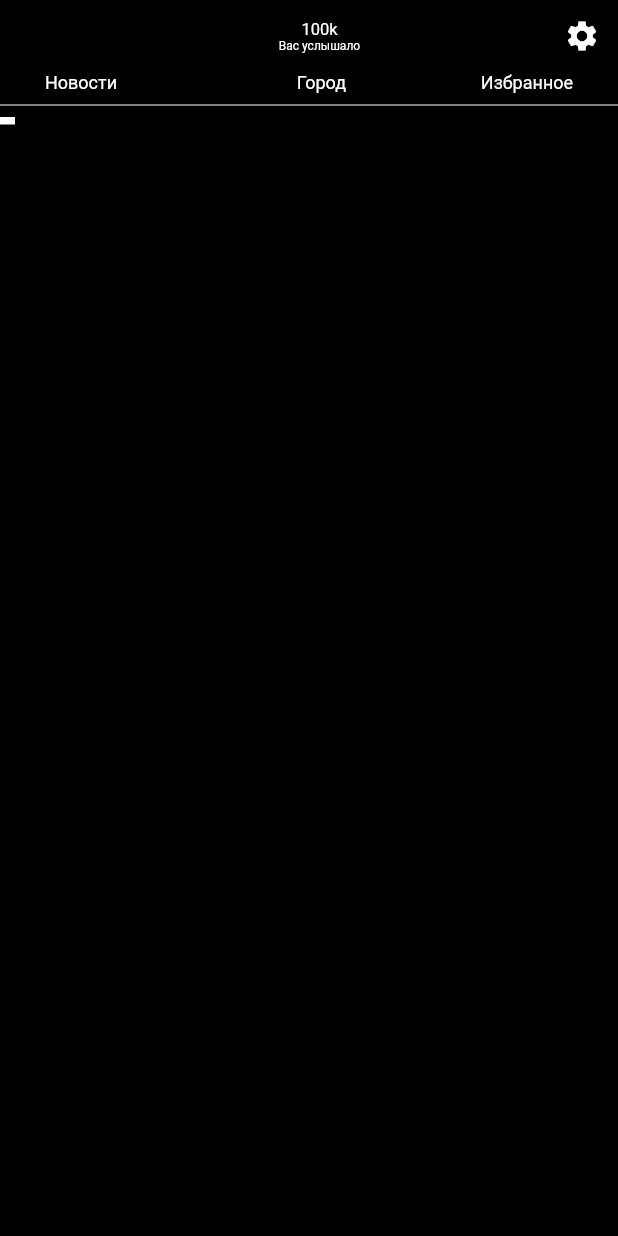
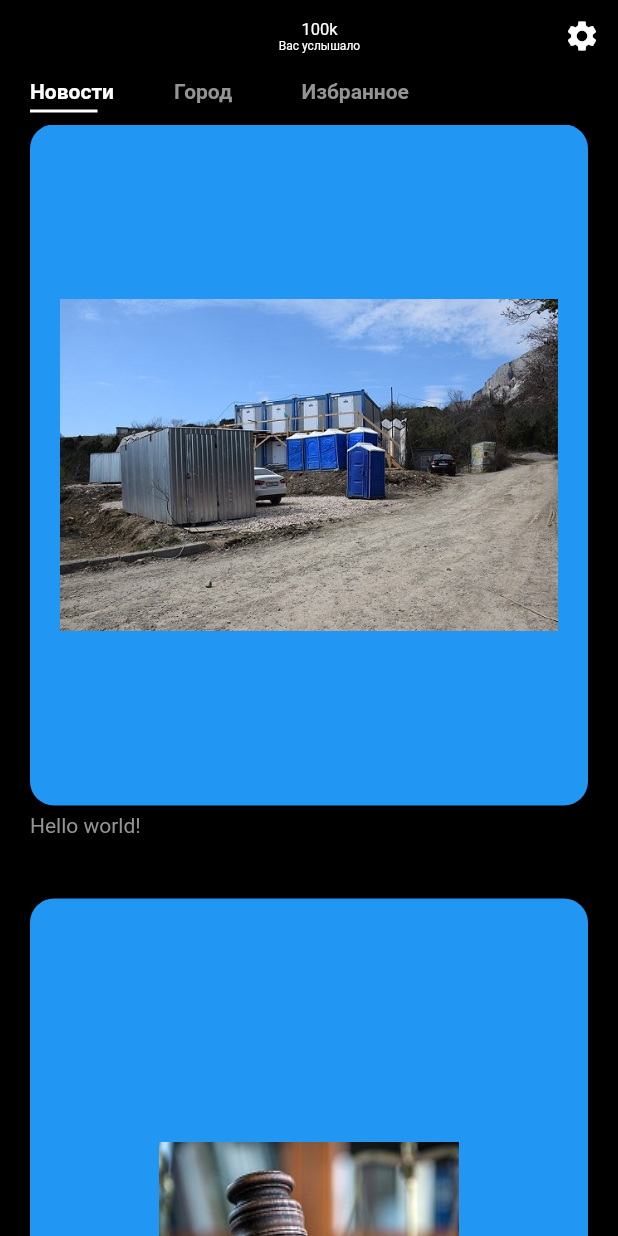
Before and after one commit to KistanovSerhii/ivoices, a Flutter app: the screen it shows after launch, after a tap on the "settings" icon, on a phone screen of 412 x 824 dp. Run offline on Flutter 3.47's test engine with Material 2 defaults, Android fonts, the phone set to English and light mode, and no system bars.

Commit message:
add table

```diff
--- /dev/null
+++ b/lib/CONST.dart
@@ -0,0 +1,6 @@
+import 'package:flutter/material.dart';
+
+const kTextColor = Color(0xFFFFFFFF);
+const kTextLightColor = Color(0xFF959494);
+
+const kDefaultPaddin = 20.0;
--- /dev/null
+++ b/lib/domain/model/voice.dart
@@ -0,0 +1,20 @@
+import 'package:flutter/cupertino.dart';
+
+class Voice {
+  final Image cover;
+  final Image equalizer;
+  final String timeInfo;
+  final Icon statusBtn;
+  final String title;
+  final String comments;
+  final String countListned;
+
+  Voice({this.cover,
+    this.equalizer,
+    this.timeInfo,
+    this.statusBtn,
+    this.title,
+    this.comments,
+    this.countListned
+  });
+}
--- a/lib/presentation/home/body.dart
+++ /dev/null
@@ -1,60 +0,0 @@
-import 'package:flutter/material.dart';
-
-Widget homeBody () {
-  return Column(
-    children: [
-      homeAppBar(),
-      homeFilterBar(),
-      Divider(color: Colors.white,),
-      filterSelector(),
-    ],
-  );
-}
-
-
-Widget homeAppBar() {
-  return Row(
-    children: [
-      Spacer(flex: 3,),
-      Center(child: appBarUserExperience()),
-      Spacer(flex: 2,),
-      IconButton(icon: Icon(Icons.settings), color: Colors.white, onPressed: () => {})
-    ],
-  );
-}
-
-Widget appBarUserExperience() {
-  return Column(
-        mainAxisAlignment: MainAxisAlignment.center,
-        children: [
-          Text("100k", style: TextStyle(fontSize: 11.0, color: Colors.white),),
-          Text("Вас услышало", style: TextStyle(fontSize: 8.0, color: Colors.white),),
-        ],
-      );
-}
-
-Widget homeFilterBar() {
-  return Container(
-    child: Row(
-      children: [
-        Spacer(flex: 1,),
-        Text("Новости", style: TextStyle(fontSize: 12.0, color: Colors.white),),
-        Spacer(flex: 4,),
-        Text("Город", style: TextStyle(fontSize: 12.0, color: Colors.white),),
-        Spacer(flex: 3,),
-        Text("Избранное", style: TextStyle(fontSize: 12.0, color: Colors.white),),
-        Spacer(),
-      ],
-    ),
-  );
-}
-
-Widget filterSelector() {
-  return Row(
-    children: [
-      Container(height: 5.0, width: 10.0, color: Colors.white,),
-      Container(height: 5.0, color: Colors.black,),
-      Container(height: 5.0, color: Colors.blue,),
-    ],
-  );
-}
--- /dev/null
+++ b/lib/presentation/home/components/body.dart
@@ -0,0 +1,37 @@
+import 'package:flutter/material.dart';
+import 'package:storyteller/presentation/home/components/catehorries.dart';
+import 'package:storyteller/presentation/home/components/table.dart';
+
+class HomeBody extends StatelessWidget {
+  @override
+  Widget build(BuildContext context) {
+    return Column(
+      children: [
+        homeAppBarWidget(),
+        Categories(),
+        table(),
+      ],
+    );
+  }
+}
+
+Widget homeAppBarWidget() {
+  return Row(
+    children: [
+      Spacer(flex: 3,),
+      Center(child: appBarUserExperience()),
+      Spacer(flex: 2,),
+      IconButton(icon: Icon(Icons.settings), color: Colors.white, onPressed: () => {})
+    ],
+  );
+}
+
+Widget appBarUserExperience() {
+  return Column(
+        mainAxisAlignment: MainAxisAlignment.center,
+        children: [
+          Text("100k", style: TextStyle(fontSize: 11.0, color: Colors.white),),
+          Text("Вас услышало", style: TextStyle(fontSize: 8.0, color: Colors.white),),
+        ],
+      );
+}
--- /dev/null
+++ b/lib/presentation/home/components/catehorries.dart
@@ -0,0 +1,58 @@
+import 'package:flutter/material.dart';
+import 'package:storyteller/CONST.dart';
+
+class Categories extends StatefulWidget {
+  @override
+  _CategoriesState createState() => _CategoriesState();
+}
+
+class _CategoriesState extends State<Categories> {
+  List<String> categories = ["Новости", "Город", "Избранное"];
+  int selectedIndex = 0;
+
+  @override
+  Widget build(BuildContext context) {
+    return Padding(
+      padding: const EdgeInsets.symmetric(vertical: 5),
+      child: SizedBox(
+        height: 25,
+        child: ListView.builder(
+          scrollDirection: Axis.horizontal,
+          itemCount: categories.length,
+          itemBuilder: (context, index) => buildCategory(index),
+        ),
+      ),
+    );
+  }
+
+  Widget buildCategory(int index) {
+    return GestureDetector(
+      onTap: () {
+        setState(() {
+          selectedIndex = index;
+        });
+      },
+      child: Padding(
+        padding: const EdgeInsets.symmetric(horizontal: kDefaultPaddin),
+        child: Column(
+          crossAxisAlignment: CrossAxisAlignment.start,
+          children: <Widget>[
+            Text(
+              categories[index],
+              style: TextStyle(
+                fontWeight: FontWeight.bold,
+                color: selectedIndex == index ? kTextColor : kTextLightColor,
+              ),
+            ),
+            Container(
+              margin: EdgeInsets.only(top: kDefaultPaddin / 5), //top padding 5
+              height: 2,
+              width: 45,
+              color: selectedIndex == index ? Colors.white : Colors.transparent,
+            )
+          ],
+        ),
+      ),
+    );
+  }
+}
--- /dev/null
+++ b/lib/presentation/home/components/table.dart
@@ -0,0 +1,98 @@
+import 'package:flutter/material.dart';
+import 'package:storyteller/CONST.dart';
+import 'package:storyteller/domain/model/voice.dart';
+import 'package:storyteller/presentation/home/components/voice_box.dart';
+
+Widget table() {
+  List<Voice> voices = getVoices();
+
+  return Expanded(
+    child: Padding(
+        padding: const EdgeInsets.symmetric(horizontal: kDefaultPaddin),
+        child: GridView.builder(
+          itemCount: voices.length,
+          gridDelegate: SliverGridDelegateWithFixedCrossAxisCount(
+            crossAxisCount: 1,
+            mainAxisSpacing: kDefaultPaddin,
+            crossAxisSpacing: kDefaultPaddin,
+            childAspectRatio: 0.75,
+          ),
+          itemBuilder: (context, index) =>
+              VoiceBox(
+                  voice: voices[index],
+                  press: () => {} /*
+                      Navigator.push(
+                        context,
+                        MaterialPageRoute(
+                          builder: (context) => DetailsScreen(
+                        product: products[index],
+                        ),
+                      )*/),
+        )),
+  );
+}
+
+
+
+List<Voice> getVoices() {
+  return [
+    new Voice(
+        cover: Image(image: AssetImage('assets/images/cover1.jpg'),),
+        equalizer: Image(image: AssetImage('assets/images/equalizer.png')),
+        timeInfo: "5m",
+        statusBtn: Icon(Icons.access_alarms),
+        title: "Hello world!",
+        comments: "A10k",
+        countListned: "L15K"
+    ),
+
+    new Voice(
+        cover: Image(image: AssetImage('assets/images/cover2.jpg'),),
+        equalizer: Image(image: AssetImage('assets/images/equalizer.png')),
+        timeInfo: "7m",
+        statusBtn: Icon(Icons.access_alarms),
+        title: "Hello world!",
+        comments: "A1k",
+        countListned: "L2K"
+    ),
+
+    new Voice(
+        cover: Image(image: AssetImage('assets/images/cover3.jpg'),),
+        equalizer: Image(image: AssetImage('assets/images/equalizer.png')),
+        timeInfo: "2m",
+        statusBtn: Icon(Icons.access_alarms),
+        title: "Hello world!",
+        comments: "A120",
+        countListned: "L320"
+    ),
+
+    new Voice(
+        cover: Image(image: AssetImage('assets/images/cover1.jpg'),),
+        equalizer: Image(image: AssetImage('assets/images/equalizer.png')),
+        timeInfo: "5m",
+        statusBtn: Icon(Icons.access_alarms),
+        title: "Hello world!",
+        comments: "A75",
+        countListned: "L320"
+    ),
+    new Voice(
+        cover: Image(image: AssetImage('assets/images/cover3.jpg'),),
+        equalizer: Image(image: AssetImage('assets/images/equalizer.png')),
+        timeInfo: "5m",
+        statusBtn: Icon(Icons.access_alarms),
+        title: "Hello world!",
+        comments: "A75",
+        countListned: "L320"
+    ),
+    new Voice(
+        cover: Image(image: AssetImage('assets/images/cover2.jpg'),),
+        equalizer: Image(image: AssetImage('assets/images/equalizer.png')),
+        timeInfo: "5m",
+        statusBtn: Icon(Icons.access_alarms),
+        title: "Hello world!",
+        comments: "A75",
+        countListned: "L320"
+    ),
+
+  ];
+}
--- /dev/null
+++ b/lib/presentation/home/components/voice_box.dart
@@ -0,0 +1,55 @@
+import 'package:flutter/cupertino.dart';
+import 'package:flutter/material.dart';
+import 'package:storyteller/CONST.dart';
+import 'package:storyteller/domain/model/voice.dart';
+
+class VoiceBox extends StatelessWidget {
+  final Voice voice;
+  final Function press;
+  const VoiceBox({
+    Key key,
+    this.voice,
+    this.press,
+  }) : super(key: key);
+
+  @override
+  Widget build(BuildContext context) {
+    return GestureDetector(
+      onTap: press,
+      child: Column(
+        crossAxisAlignment: CrossAxisAlignment.start,
+        children: <Widget>[
+          Expanded(
+            child: Container(
+              padding: EdgeInsets.all(kDefaultPaddin),
+              // For  demo we use fixed height  and width
+              // Now we dont need them
+              // height: 180,
+              // width: 160,
+              decoration: BoxDecoration(
+                color: Colors.blue,
+                borderRadius: BorderRadius.circular(16),
+              ),
+              child: Hero(
+                tag: "${voice.countListned}",
+                child: voice.cover,
+              ),
+            ),
+          ),
+          Padding(
+            padding: const EdgeInsets.symmetric(vertical: kDefaultPaddin / 4),
+            child: Text(
+              // products is out demo list
+              voice.title,
+              style: TextStyle(color: kTextLightColor),
+            ),
+          ),
+          Text(
+            "\$${voice.comments}",
+            style: TextStyle(fontWeight: FontWeight.bold),
+          )
+        ],
+      ),
+    );
+  }
+}
--- a/lib/presentation/home/home.dart
+++ b/lib/presentation/home/home.dart
@@ -1,6 +1,6 @@
 import 'package:flutter/cupertino.dart';
 import 'package:flutter/material.dart';
-import 'package:storyteller/presentation/home/body.dart';
+import 'package:storyteller/presentation/home/components/body.dart';
 
 class HomePage extends StatelessWidget {
   final String title;
@@ -10,7 +10,7 @@ class HomePage extends StatelessWidget {
   Widget build(BuildContext context) {
     return Scaffold(
       backgroundColor: Colors.black,
-      body: SafeArea(child: homeBody()),
+      body: SafeArea(child: HomeBody()),
     );
   }
 }
--- a/pubspec.yaml
+++ b/pubspec.yaml
@@ -45,7 +45,8 @@ flutter:
   uses-material-design: true
 
   # To add assets to your application, add an assets section, like this:
-  # assets:
+  assets:
+    - assets/images/
   #   - images/a_dot_burr.jpeg
   #   - images/a_dot_ham.jpeg
 
```
Also changed, not shown: assets/images/cover1.jpg (added), assets/images/cover2.jpg (added), assets/images/cover3.jpg (added), assets/images/equalizer.png (added).
